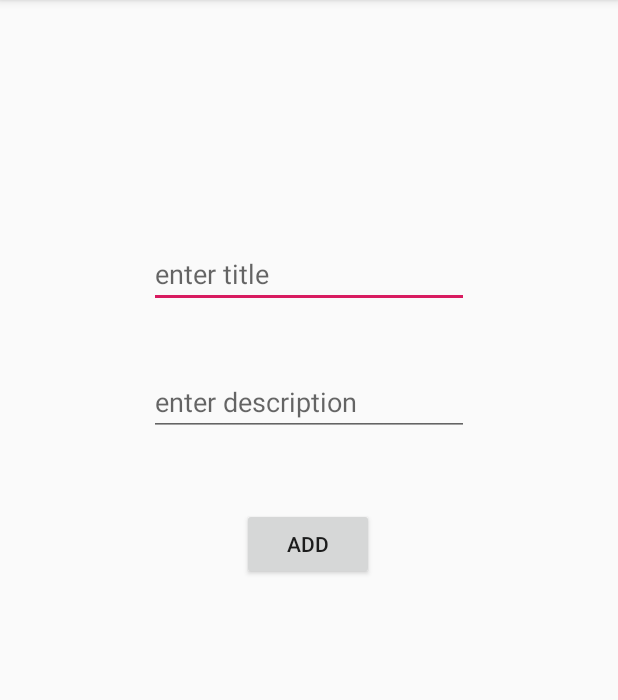
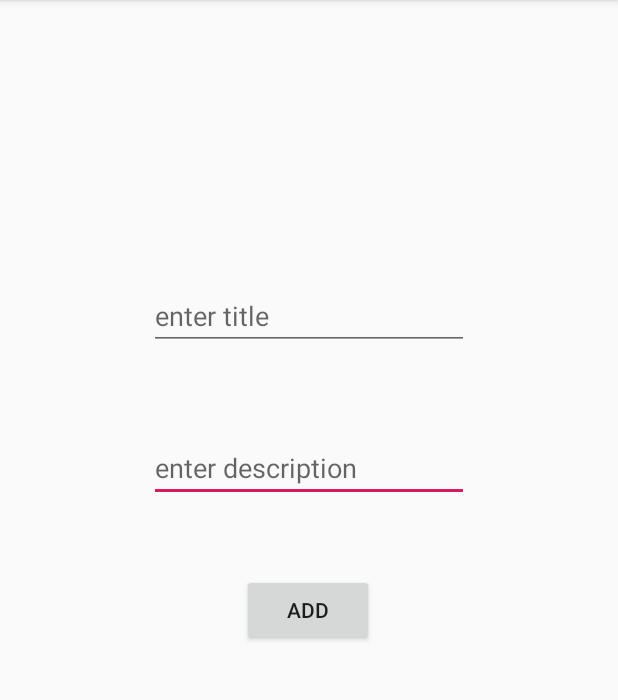
Before and after one commit to kosmas1991/NoteApp, an Android app: the screen it shows after launch (AddNote), after a tap on "add_note", on a phone screen of 412 x 824 dp, the part 84-784 px from its top. Run offline under Robolectric (Android 15) with nearby library versions, the phone set to English and light mode, and no system bars; Roboto replaces fonts that are not available here.

Commit message:
search semi-implemented

```diff
--- /dev/null
+++ b/app/src/main/java/gr/techzombie/noteapp/DbManager.kt
@@ -0,0 +1,57 @@
+package gr.techzombie.noteapp
+
+import android.content.ContentValues
+import android.content.Context
+import android.database.Cursor
+import android.database.sqlite.SQLiteDatabase
+import android.database.sqlite.SQLiteOpenHelper
+import android.database.sqlite.SQLiteQueryBuilder
+import android.widget.Toast
+
+class DbManager {
+    val dbName = "database"
+    val dbTable = "Notes"
+    val columnId = "ID"
+    val columnTitle = "Title"
+    val columnDescription = "Description"
+    val dbVersion = 1
+    val sqlCreateTable =
+        "CREATE TABLE IF NOT EXISTS " + dbTable + " (" + columnId + " INTEGER PRIMARY KEY, " + columnTitle + " TEXT, " + columnDescription + " TEXT);"
+    var sqlDB: SQLiteDatabase? = null
+
+    constructor(context: Context) {
+        var db = DatabaseHelper(context)
+        sqlDB=db.writableDatabase
+    }
+
+    inner class DatabaseHelper : SQLiteOpenHelper {
+        var context: Context? = null
+
+        constructor(context: Context) : super(context, dbName, null, dbVersion) {
+            this.context = context
+        }
+
+        override fun onCreate(db: SQLiteDatabase?) {
+            db!!.execSQL(sqlCreateTable)
+            Toast.makeText(this.context,"Database created",Toast.LENGTH_LONG).show()
+        }
+
+        override fun onUpgrade(db: SQLiteDatabase?, oldVersion: Int, newVersion: Int) {
+            db!!.execSQL("DROP TABLE IF EXISTS " +  dbTable )
+        }
+
+
+    }
+
+    fun insertDB(values:ContentValues):Long {
+        val ID = sqlDB!!.insert(dbTable,"",values)
+        return ID
+    }
+
+    fun queryDB(projection:Array<String>,selection:String,selectionArgs:Array<String>,sortOrder:String):Cursor{
+        val queryBuilder = SQLiteQueryBuilder()
+        queryBuilder.tables = dbTable
+        val cursor = queryBuilder.query(sqlDB,projection,selection,selectionArgs,null,null,sortOrder)
+        return cursor
+    }
+}
--- a/app/src/main/java/gr/techzombie/noteapp/MainActivity.kt
+++ b/app/src/main/java/gr/techzombie/noteapp/MainActivity.kt
@@ -12,6 +12,7 @@ import android.view.ViewGroup
 import android.widget.BaseAdapter
 import android.widget.SearchView
 import android.widget.Toast
+import kotlinx.android.synthetic.main.activity_add_note.*
 import kotlinx.android.synthetic.main.activity_main.*
 import kotlinx.android.synthetic.main.ticket.view.*
 
@@ -23,9 +24,33 @@ class MainActivity : AppCompatActivity() {
         setContentView(R.layout.activity_main)
         daList.adapter = MyNotesAdapter(listOfNotes)
 
-        listOfNotes.add(Note(1,"Go to job","Lorem Ipsum Lorem Ipsum Lorem Ipsum Lorem Ipsum Lorem Ipsum Lorem Ipsum Lorem Ipsum Lorem Ipsum."))
-        listOfNotes.add(Note(2,"Go to zoo","Lorem Ipsum Lorem Ipsum Lorem Ipsum Lorem Ipsum Lorem Ipsum Lorem Ipsum Lorem Ipsum Lorem Ipsum."))
-        listOfNotes.add(Note(3,"Go to mom","Lorem Ipsum Lorem Ipsum Lorem Ipsum Lorem Ipsum Lorem Ipsum Lorem Ipsum Lorem Ipsum Lorem Ipsum."))
+
+        loadQuery("%")
+
+
+
+
+//        listOfNotes.add(Note(1,"Go to job","Lorem Ipsum Lorem Ipsum Lorem Ipsum Lorem Ipsum Lorem Ipsum Lorem Ipsum Lorem Ipsum Lorem Ipsum."))
+//        listOfNotes.add(Note(2,"Go to zoo","Lorem Ipsum Lorem Ipsum Lorem Ipsum Lorem Ipsum Lorem Ipsum Lorem Ipsum Lorem Ipsum Lorem Ipsum."))
+//        listOfNotes.add(Note(3,"Go to mom","Lorem Ipsum Lorem Ipsum Lorem Ipsum Lorem Ipsum Lorem Ipsum Lorem Ipsum Lorem Ipsum Lorem Ipsum."))
+    }
+
+    fun loadQuery(title:String) {
+        var dbManager = DbManager(this)
+        val projections = arrayOf("ID","title","description")
+        val selectionArgs = arrayOf(title)
+        val cursor = dbManager.queryDB(projections,"Title like ?",selectionArgs,"Title")
+        listOfNotes.clear()
+        if(cursor.moveToFirst()){
+            do{
+                val ID=cursor.getInt(cursor.getColumnIndex("ID"))
+                val title=cursor.getString(cursor.getColumnIndex("Title"))
+                val description=cursor.getString(cursor.getColumnIndex("Description"))
+                listOfNotes.add(Note(ID,title,description))
+            }while(cursor.moveToNext())
+        }
+        daList.adapter = MyNotesAdapter(listOfNotes)
+
     }
 
     inner class MyNotesAdapter:BaseAdapter {
@@ -65,7 +90,7 @@ class MainActivity : AppCompatActivity() {
         {
             override fun onQueryTextSubmit(query: String?): Boolean {
                 Toast.makeText(applicationContext,query,Toast.LENGTH_LONG).show()
-                //TODO: search database
+                loadQuery("%"+query+"%")
                 return false
             }
 
--- a/app/src/main/res/layout/activity_add_note.xml
+++ b/app/src/main/res/layout/activity_add_note.xml
@@ -8,19 +8,11 @@
             android:layout_height="wrap_content"
             android:inputType="textPersonName"
             android:ems="10"
-            android:id="@+id/title" android:layout_marginStart="8dp"
-            app:layout_constraintStart_toStartOf="parent" android:layout_marginEnd="8dp"
-            app:layout_constraintEnd_toEndOf="parent" android:layout_marginTop="160dp"
-            app:layout_constraintTop_toTopOf="parent" android:hint="enter title"/>
-    <EditText
-            android:layout_width="wrap_content"
-            android:layout_height="wrap_content"
-            android:inputType="textPersonName"
-            android:ems="10"
             android:id="@+id/description" android:layout_marginStart="8dp"
             app:layout_constraintStart_toStartOf="parent" android:layout_marginEnd="8dp"
-            app:layout_constraintEnd_toEndOf="parent" android:layout_marginTop="40dp"
-            app:layout_constraintTop_toBottomOf="@+id/title" android:hint="enter description"/>
+            app:layout_constraintEnd_toEndOf="parent"
+            android:hint="enter description" android:layout_marginTop="56dp"
+            app:layout_constraintTop_toBottomOf="@+id/editText"/>
     <Button
             android:text="Add"
             android:layout_width="wrap_content"
@@ -30,4 +22,13 @@
             app:layout_constraintEnd_toEndOf="parent" android:layout_marginEnd="8dp" android:layout_marginTop="48dp"
             app:layout_constraintTop_toBottomOf="@+id/description" app:layout_constraintHorizontal_bias="0.498"
             android:onClick="bu_add"/>
+    <EditText
+            android:layout_width="wrap_content"
+            android:layout_height="wrap_content"
+            android:inputType="textPersonName"
+            android:ems="10"
+            android:id="@+id/editText" android:layout_marginTop="188dp"
+            app:layout_constraintTop_toTopOf="parent" android:hint="enter title" android:layout_marginStart="8dp"
+            app:layout_constraintStart_toStartOf="parent" android:layout_marginEnd="8dp"
+            app:layout_constraintEnd_toEndOf="parent"/>
 </androidx.constraintlayout.widget.ConstraintLayout>
```
Also changed, not shown: app/src/main/java/gr/techzombie/noteapp/AddNote.kt (+14 -1 lines), app/src/main/res/layout/add_note_layout.xml (deleted, +0 -34 lines).
